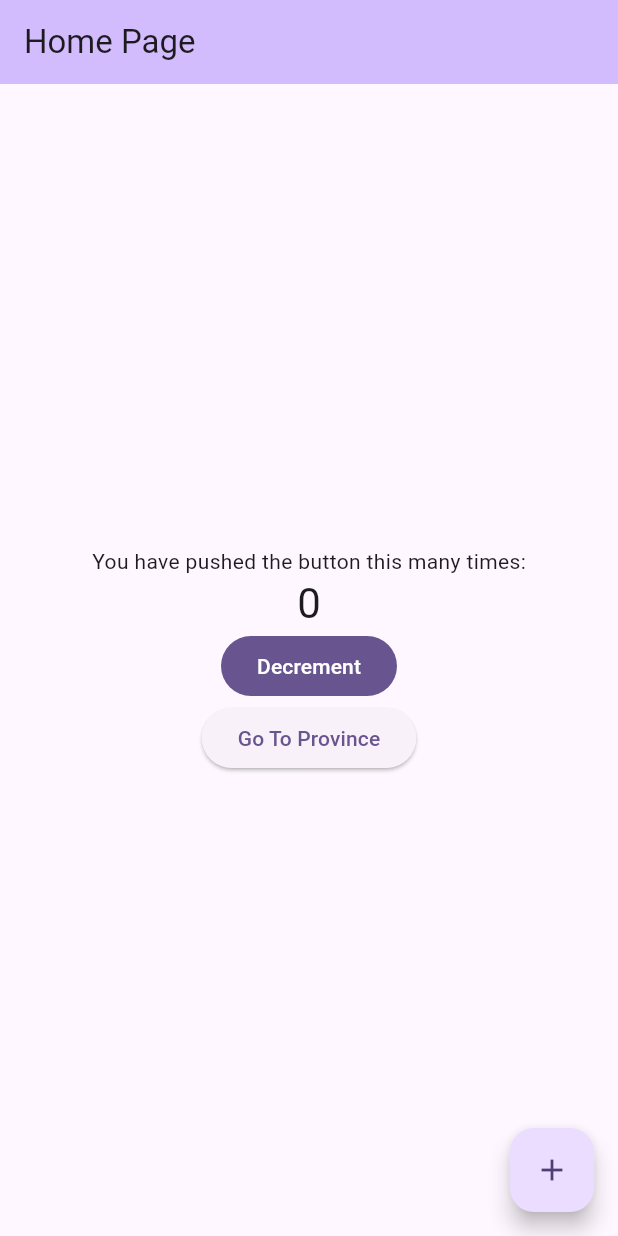
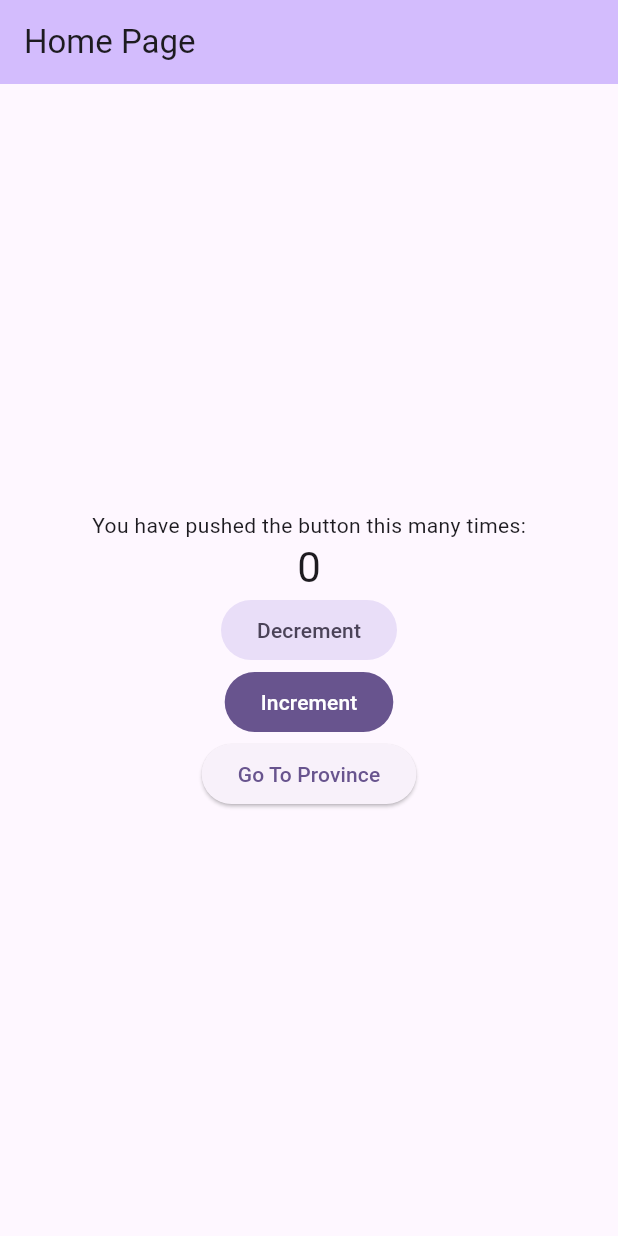
Before and after one commit to andipputra/state_management, a Flutter app: the screen it shows after launch, on a phone screen of 412 x 824 dp. Run offline on Flutter 3.47's test engine with Material 3 defaults, Android fonts, the phone set to English and light mode, and no system bars; our stand-ins replace dio.

Commit message:
refactor(home): migrate from inherited widget to provider for state management
- replace inherited widget with provider pattern
- add home controller with counter logic
- create increment/decrement button widgets
- update main.dart to use multi-provider

```diff
--- /dev/null
+++ b/devtools_options.yaml
@@ -0,0 +1,3 @@
+description: This file stores settings for Dart & Flutter DevTools.
+documentation: https://docs.flutter.dev/tools/devtools/extensions#configure-extension-enablement-states
+extensions:
--- a/lib/features/home/inherited_widget/home_inherited_widget.dart
+++ /dev/null
@@ -1,20 +0,0 @@
-import 'package:flutter/material.dart';
-
-class HomeInheritedWidget extends InheritedWidget {
-  final int counter;
-  final VoidCallback onIncrement;
-  final VoidCallback onDecrement;
-
-  const HomeInheritedWidget({
-    super.key,
-    required this.counter,
-    required this.onIncrement,
-    required this.onDecrement,
-    required super.child,
-  });
-
-  @override
-  bool updateShouldNotify(HomeInheritedWidget oldWidget) {
-    return counter != oldWidget.counter;
-  }
-}
--- a/lib/features/home/pages/home_page.dart
+++ b/lib/features/home/pages/home_page.dart
@@ -1,37 +1,17 @@
 import 'package:flutter/material.dart';
-import 'package:state_management/features/home/inherited_widget/home_inherited_widget.dart';
+import 'package:provider/provider.dart';
+import 'package:state_management/features/home/provider/home_controller.dart';
+import 'package:state_management/features/home/widget/decrement_button.dart';
+import 'package:state_management/features/home/widget/increment_button.dart';
 import 'package:state_management/features/province/pages/province_page.dart';
 
-class MyHomePage extends StatefulWidget {
-  const MyHomePage({super.key, required this.title});
-
-  final String title;
-
-  @override
-  State<MyHomePage> createState() => _MyHomePageState();
-}
-
-class _MyHomePageState extends State<MyHomePage> {
-  int _counter = 0;
+class MyHomePage extends StatelessWidget {
+  const MyHomePage({super.key});
 
   @override
   Widget build(BuildContext context) {
-    return HomeInheritedWidget(
-      counter: _counter,
-      child: HomeView(),
-      onDecrement: () => setState(() => _counter--),
-      onIncrement: () => setState(() => _counter++),
-    );
-  }
-}
+    final controller = context.watch<HomeController>();
 
-class HomeView extends StatelessWidget {
-  const HomeView({super.key});
-
-  @override
-  Widget build(BuildContext context) {
-    final homeInheritedWidget = context
-        .dependOnInheritedWidgetOfExactType<HomeInheritedWidget>();
     return Scaffold(
       appBar: AppBar(
         backgroundColor: Theme.of(context).colorScheme.inversePrimary,
@@ -43,13 +23,11 @@ class HomeView extends StatelessWidget {
           children: <Widget>[
             const Text('You have pushed the button this many times:'),
             Text(
-              '${homeInheritedWidget?.counter}',
+              '${controller.counter}',
               style: Theme.of(context).textTheme.headlineMedium,
             ),
-            FilledButton(
-              onPressed: homeInheritedWidget?.onDecrement,
-              child: Text('Decrement'),
-            ),
+            DecrementButton(),
+            IncrementButton(),
             ElevatedButton(
               onPressed: () {
                 Navigator.of(
@@ -61,11 +39,6 @@ class HomeView extends StatelessWidget {
           ],
         ),
       ),
-      floatingActionButton: FloatingActionButton(
-        onPressed: homeInheritedWidget?.onIncrement,
-        tooltip: 'Increment',
-        child: const Icon(Icons.add),
-      ), // This trailing comma makes auto-formatting nicer for build methods.
     );
   }
 }
--- /dev/null
+++ b/lib/features/home/provider/home_controller.dart
@@ -0,0 +1,17 @@
+import 'package:flutter/material.dart';
+
+class HomeController extends ChangeNotifier {
+  int _counter = 0;
+
+  int get counter => _counter;
+
+  void increment() {
+    _counter++;
+    notifyListeners();
+  }
+
+  void decrement() {
+    _counter--;
+    notifyListeners();
+  }
+}
--- /dev/null
+++ b/lib/features/home/widget/decrement_button.dart
@@ -0,0 +1,15 @@
+import 'package:flutter/material.dart';
+import 'package:provider/provider.dart';
+import 'package:state_management/features/home/provider/home_controller.dart';
+
+class DecrementButton extends StatelessWidget {
+  const DecrementButton({super.key});
+
+  @override
+  Widget build(BuildContext context) {
+    return FilledButton.tonal(
+      onPressed: context.read<HomeController>().decrement,
+      child: Text('Decrement'),
+    );
+  }
+}
--- /dev/null
+++ b/lib/features/home/widget/increment_button.dart
@@ -0,0 +1,15 @@
+import 'package:flutter/material.dart';
+import 'package:provider/provider.dart';
+import 'package:state_management/features/home/provider/home_controller.dart';
+
+class IncrementButton extends StatelessWidget {
+  const IncrementButton({super.key});
+
+  @override
+  Widget build(BuildContext context) {
+    return FilledButton(
+      onPressed: context.read<HomeController>().increment,
+      child: Text('Increment'),
+    );
+  }
+}
--- a/lib/main.dart
+++ b/lib/main.dart
@@ -1,5 +1,9 @@
 import 'package:flutter/material.dart';
+import 'package:provider/provider.dart';
+import 'package:state_management/data/repositories/province_repository.dart';
 import 'package:state_management/features/home/pages/home_page.dart';
+import 'package:state_management/features/home/provider/home_controller.dart';
+import 'package:state_management/features/province/pages/province_page.dart';
 
 void main() {
   runApp(const MyApp());
@@ -11,7 +15,9 @@ class MyApp extends StatelessWidget {
   // This widget is the root of your application.
   @override
   Widget build(BuildContext context) {
-    return MaterialApp(
+    return MultiProvider(
+      providers: [Provider(create: (context) => ProvinceRepository())],
+      child: MaterialApp(
         title: 'Flutter Demo',
         theme: ThemeData(
           // This is the theme of your application.
@@ -31,7 +37,16 @@ class MyApp extends StatelessWidget {
           // tested with just a hot reload.
           colorScheme: ColorScheme.fromSeed(seedColor: Colors.deepPurple),
         ),
-      home: const MyHomePage(title: 'Flutter Demo Home Page'),
+        // home: const MyHomePage(),
+        routes: {
+          '/': (context) => ChangeNotifierProvider(
+            create: (context) => HomeController(),
+            child: const MyHomePage(),
+          ),
+          '/province': (context) => const ProvincePage(),
+        },
+        initialRoute: '/',
+      ),
     );
   }
 }
```
Also changed, not shown: pubspec.yaml (+1 -6 lines), pubspec.lock. Lines whose indentation alone changed are shown as unchanged.
